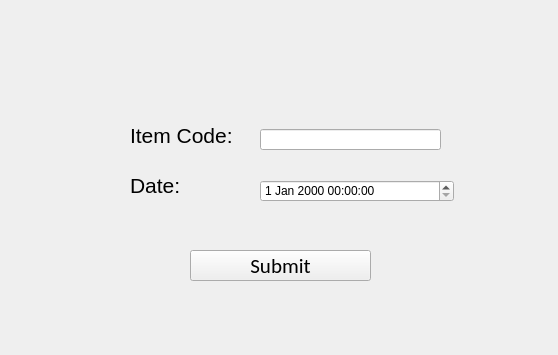
Above: Nameswindow.ui from aayushL/bow_limb_calibration before the change. Below: the same form after it.
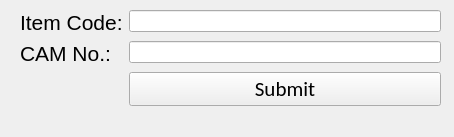
That is the form after the change.

What changed in the file:
```diff
--- a/Nameswindow.ui
+++ b/Nameswindow.ui
@@ -6,69 +6,43 @@
    <rect>
     <x>0</x>
     <y>0</y>
-    <width>558</width>
-    <height>355</height>
+    <width>454</width>
+    <height>137</height>
    </rect>
   </property>
   <property name="windowTitle">
    <string>MainWindow</string>
   </property>
   <widget class="QWidget" name="centralwidget">
+   <widget class="QWidget" name="">
+    <property name="geometry">
+     <rect>
+      <x>20</x>
+      <y>10</y>
+      <width>421</width>
+      <height>101</height>
+     </rect>
+    </property>
+    <layout class="QFormLayout" name="formLayout">
+     <item row="0" column="0">
    <widget class="QLabel" name="Itemlbl">
-    <property name="geometry">
-     <rect>
-      <x>130</x>
-      <y>120</y>
-      <width>121</width>
-      <height>31</height>
-     </rect>
-    </property>
     <property name="text">
      <string>&lt;html&gt;&lt;head/&gt;&lt;body&gt;&lt;p&gt;&lt;span style=&quot; font-size:16pt;&quot;&gt;Item Code:&lt;/span&gt;&lt;/p&gt;&lt;/body&gt;&lt;/html&gt;</string>
     </property>
    </widget>
+     </item>
+     <item row="0" column="1">
+      <widget class="QLineEdit" name="item_code"/>
+     </item>
+     <item row="1" column="0">
    <widget class="QLabel" name="datelbl">
-    <property name="geometry">
-     <rect>
-      <x>130</x>
-      <y>170</y>
-      <width>121</width>
-      <height>31</height>
-     </rect>
-    </property>
     <property name="text">
-     <string>&lt;html&gt;&lt;head/&gt;&lt;body&gt;&lt;p&gt;&lt;span style=&quot; font-size:16pt;&quot;&gt;Date:&lt;/span&gt;&lt;/p&gt;&lt;/body&gt;&lt;/html&gt;</string>
-    </property>
-   </widget>
-   <widget class="QLineEdit" name="txtbox">
-    <property name="geometry">
-     <rect>
-      <x>260</x>
-      <y>129</y>
-      <width>181</width>
-      <height>21</height>
-     </rect>
-    </property>
-   </widget>
-   <widget class="QDateTimeEdit" name="dtbox">
-    <property name="geometry">
-     <rect>
-      <x>260</x>
-      <y>180</y>
-      <width>194</width>
-      <height>22</height>
-     </rect>
-    </property>
-   </widget>
-   <widget class="QPushButton" name="pushButton">
-    <property name="geometry">
-     <rect>
-      <x>190</x>
-      <y>250</y>
-      <width>181</width>
-      <height>31</height>
-     </rect>
-    </property>
+        <string>&lt;html&gt;&lt;head/&gt;&lt;body&gt;&lt;p&gt;&lt;span style=&quot; font-size:16pt;&quot;&gt;CAM No.:&lt;/span&gt;&lt;/p&gt;&lt;/body&gt;&lt;/html&gt;</string>
+       </property>
+      </widget>
+     </item>
+     <item row="2" column="1">
+      <widget class="QPushButton" name="submit_btn">
     <property name="font">
      <font>
       <family>Calibri</family>
@@ -78,6 +52,12 @@
     <property name="text">
      <string>Submit</string>
     </property>
+      </widget>
+     </item>
+     <item row="1" column="1">
+      <widget class="QLineEdit" name="cam_no"/>
+     </item>
+    </layout>
    </widget>
   </widget>
  </widget>
```
Left out of the diff: 4 changed lines with no effect on the pictures. Lines whose indentation alone changed are shown as unchanged.
